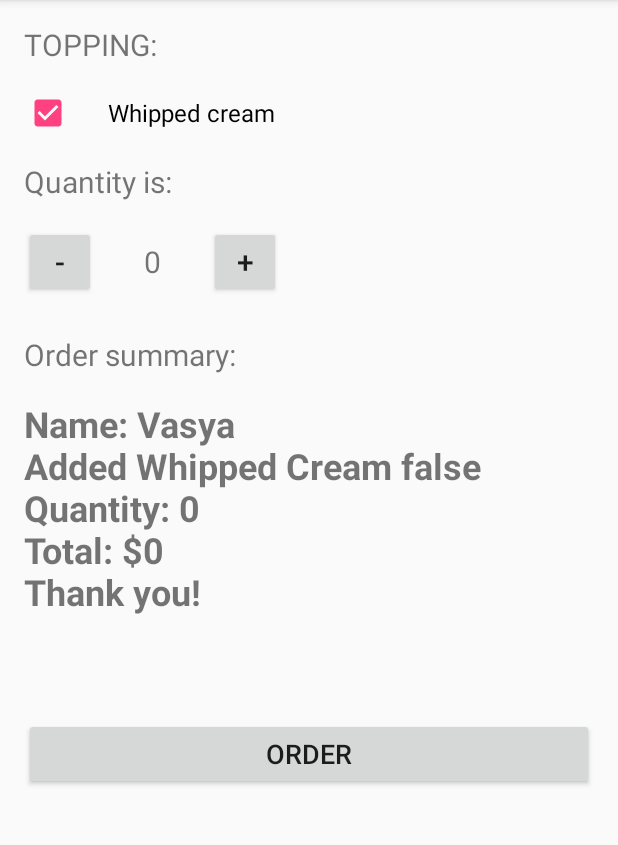
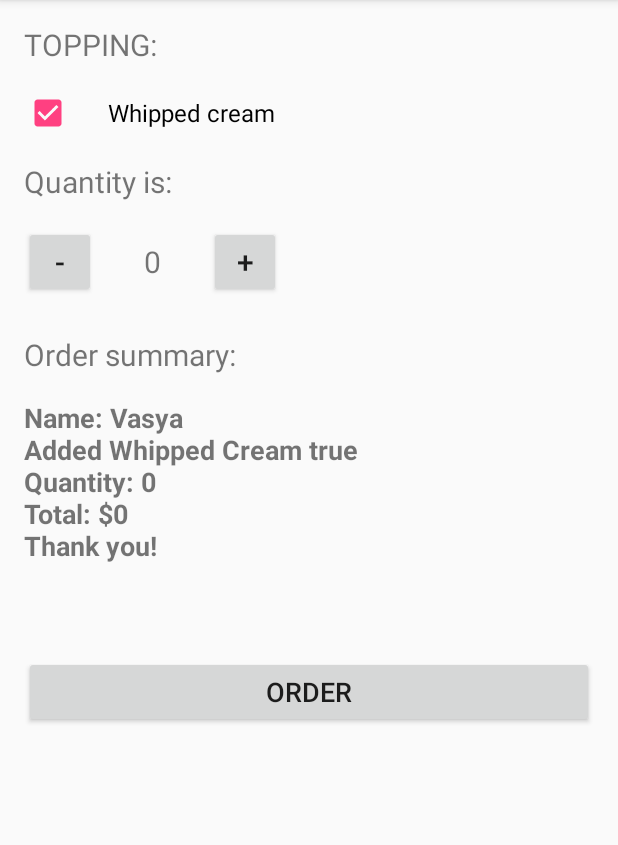
Before and after one commit to creatorAndDev/justjava, an Android app: the screen it shows after launch (MainActivity), after a tap on "ORDER", on a phone screen of 412 x 824 dp, the part 84-929 px from its top. Run offline under Robolectric (Android 15) with nearby library versions, the phone set to English and light mode, and no system bars; 1 other tap on this screen came first.

Commit message:
//fixed CheckBox Whipped Cream (Work!) //false and true is Work!

```diff
--- a/app/src/main/java/ua/com/kl/yuri/justjava/MainActivity.java
+++ b/app/src/main/java/ua/com/kl/yuri/justjava/MainActivity.java
@@ -31,27 +31,9 @@ public class MainActivity extends AppCompatActivity {
     /**
      * This CheckBox cream
      */
-//    public boolean checkBoxCream(View view) {
-//        CheckBox checkCream = (CheckBox) findViewById(R.id.checkbox_whipped_cream);
-//        boolean checkResult;
-//
-//        if (checkCream.isChecked()) {
-//            checkCream.setChecked(true);
-//
-//            checkResult = true;
-//            Log.v("MainActivity", "Checkbox is:" + checkResult);
-//
-//            return checkResult;
-//        } else {
-//            checkResult = false;
-//            Log.v("MainActivity", "Checkbox is:" + checkResult);
-//
-//            return checkResult;
-//        }
-//    }
+    boolean hasWhippedCream;
     public boolean buttonChoiceCream(View view) {
         CheckBox checkBox = (CheckBox) findViewById(R.id.checkbox_whipped_cream);
-        boolean hasWhippedCream;
 
         if(checkBox.isChecked()) {
 //            checkBox.setChecked(true);
@@ -109,7 +91,6 @@ public class MainActivity extends AppCompatActivity {
      * This method is name and quality
      */
     private String submitOrderSummary() {
-        Boolean hasWhippedCream = false;
         String info = "Name: " + clientName + "\n" + "Added Whipped Cream " + hasWhippedCream + "\n" + "Quantity: " + quantity + "\n";
 
         return info;
--- a/app/src/main/res/layout/activity_main.xml
+++ b/app/src/main/res/layout/activity_main.xml
@@ -88,7 +88,7 @@
         android:paddingLeft="16dp"
         android:paddingRight="16dp"
         android:text="0.00"
-        android:textSize="24sp"
+        android:textSize="18sp"
         android:textStyle="bold"/>
 
     <Button
```
